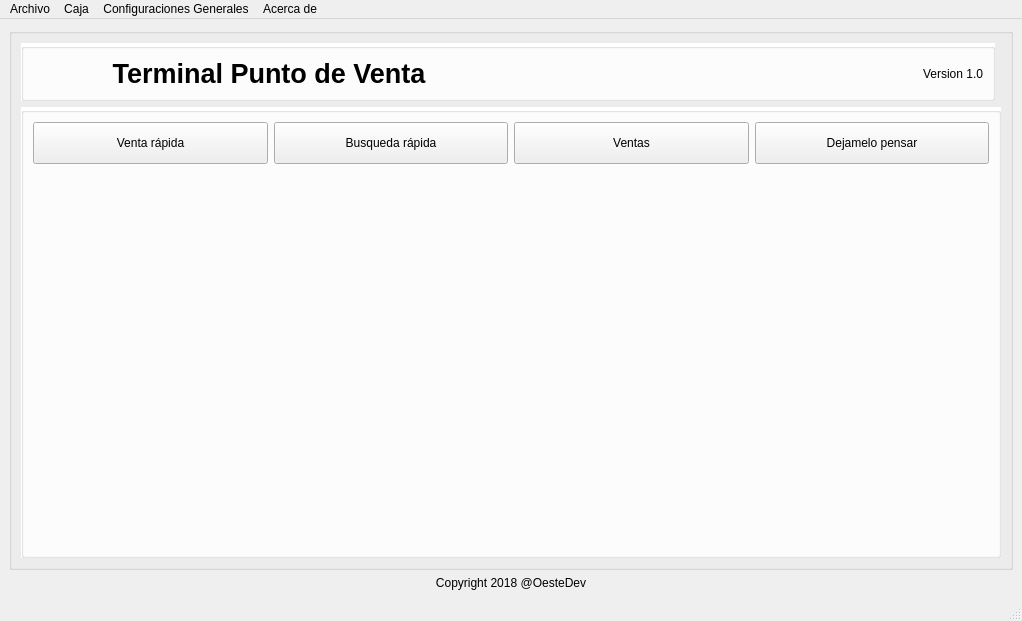
This is gui/menu.ui in claudio2489/TPV as Qt 5 draws it before an edit. The edited form follows.
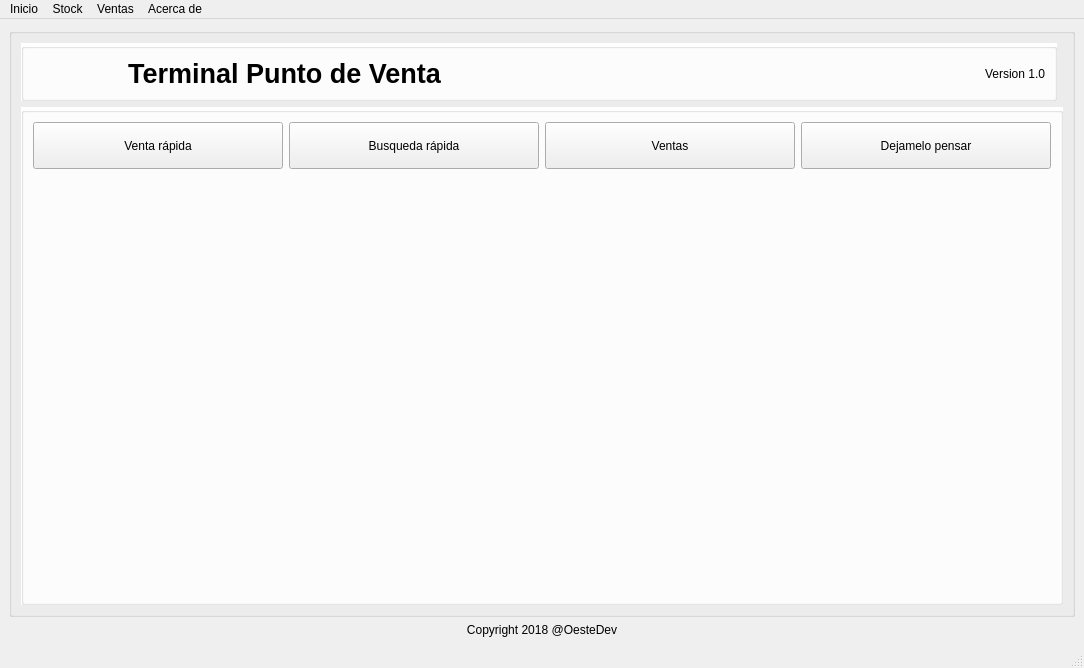
This is the edited form. Icons and pictures are not drawn.

Commit message: modulo venta rapida

```diff
--- a/gui/menu.ui
+++ b/gui/menu.ui
@@ -6,8 +6,8 @@
    <rect>
     <x>0</x>
     <y>0</y>
-    <width>1022</width>
-    <height>621</height>
+    <width>1084</width>
+    <height>668</height>
    </rect>
   </property>
   <property name="windowTitle">
@@ -325,32 +325,27 @@
     <rect>
      <x>0</x>
      <y>0</y>
-     <width>1022</width>
+     <width>1084</width>
      <height>21</height>
     </rect>
    </property>
    <widget class="QMenu" name="menuArchivo">
     <property name="title">
-     <string>Archivo</string>
+     <string>Inicio</string>
     </property>
     <addaction name="actionConfigurar_Impresora"/>
     <addaction name="actionSalir_del_Sistema"/>
    </widget>
    <widget class="QMenu" name="menuConfiguraciones">
     <property name="title">
-     <string>Configuraciones Generales</string>
+     <string>Stock</string>
     </property>
     <addaction name="actionFormas_de_Pago"/>
     <addaction name="actionArticulos"/>
     <addaction name="actionEmpleados"/>
-    <addaction name="actionFormas_de_Pago_2"/>
-   </widget>
-   <widget class="QMenu" name="menuCaja">
-    <property name="title">
-     <string>Caja</string>
-    </property>
-    <addaction name="actionApertura_de_Caja"/>
-    <addaction name="actionCierre_de_Caja"/>
+    <addaction name="actionAdministrar_Proveedores"/>
+    <addaction name="separator"/>
+    <addaction name="actionProductos_por_debajo_del_minimo"/>
    </widget>
    <widget class="QMenu" name="menuAcerca_de">
     <property name="title">
@@ -359,9 +354,17 @@
     <addaction name="actionLicencia"/>
     <addaction name="actionComprar_producto"/>
    </widget>
+   <widget class="QMenu" name="menuVentas">
+    <property name="title">
+     <string>Ventas</string>
+    </property>
+    <addaction name="actionVenta_R_pida"/>
+    <addaction name="actionVentas_del_d_a"/>
+    <addaction name="actionVentas_por_fecha"/>
+   </widget>
    <addaction name="menuArchivo"/>
-   <addaction name="menuCaja"/>
    <addaction name="menuConfiguraciones"/>
+   <addaction name="menuVentas"/>
    <addaction name="menuAcerca_de"/>
   </widget>
   <widget class="QStatusBar" name="statusbar"/>
```
Left out of the diff: 46 changed lines with no effect on the pictures. The commit also changes 13 other files.
